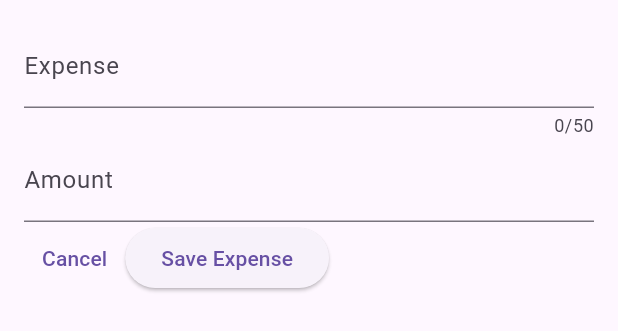
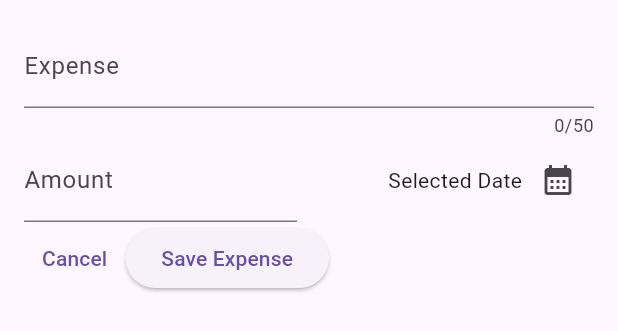
Before and after one commit to HitzCommitted/flutter_expense_tracker, a Flutter app: the NewExpense widget shown alone on an empty page, opened directly, on a phone screen of 412 x 824 dp. Shown: the top 331 px of the screen. Run offline on Flutter 3.47's test engine with Material 3 defaults, Android fonts, the phone set to English and light mode, and no system bars.

Commit message:
added show date picker logic

```diff
--- a/lib/widgets/new_expense.dart
+++ b/lib/widgets/new_expense.dart
@@ -12,6 +12,17 @@ class NewExpense extends StatefulWidget {
 class _NewExpenseState extends State<NewExpense> {
   final _titleController = TextEditingController();
   final _amountController = TextEditingController();
+
+  void _presentDatePicker() {
+    final now = DateTime.now();
+    final firstDate = DateTime(now.year - 1, now.month, now.day);
+    showDatePicker(
+      context: context,
+      initialDate: now,
+      firstDate: firstDate,
+      lastDate: now,
+    );
+  }
 
   @override
   void dispose() {
@@ -31,13 +42,33 @@ class _NewExpenseState extends State<NewExpense> {
             maxLength: 50,
             decoration: const InputDecoration(label: Text('Expense')),
           ),
-          TextField(
+          Row(
+            children: [
+              Expanded(
+                child: TextField(
                   controller: _amountController,
                   keyboardType: TextInputType.number,
                   decoration: const InputDecoration(
                     prefixText: '\$ ',
                     label: Text('Amount'),
                   ),
+                ),
+              ),
+              const SizedBox(width: 16),
+              Expanded(
+                child: Row(
+                  mainAxisAlignment: MainAxisAlignment.end,
+                  crossAxisAlignment: CrossAxisAlignment.center,
+                  children: [
+                    const Text('Selected Date'),
+                    IconButton(
+                      onPressed: _presentDatePicker,
+                      icon: const Icon(Icons.calendar_month),
+                    ),
+                  ],
+                ),
+              ),
+            ],
           ),
           Row(
             children: [
```
Lines whose indentation alone changed are shown as unchanged.
